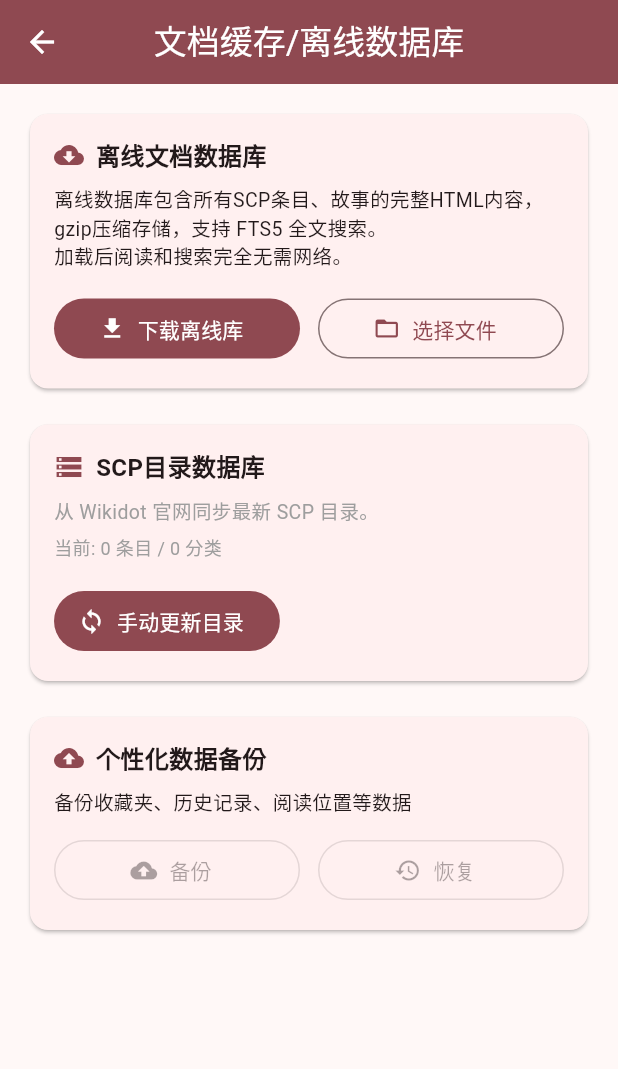
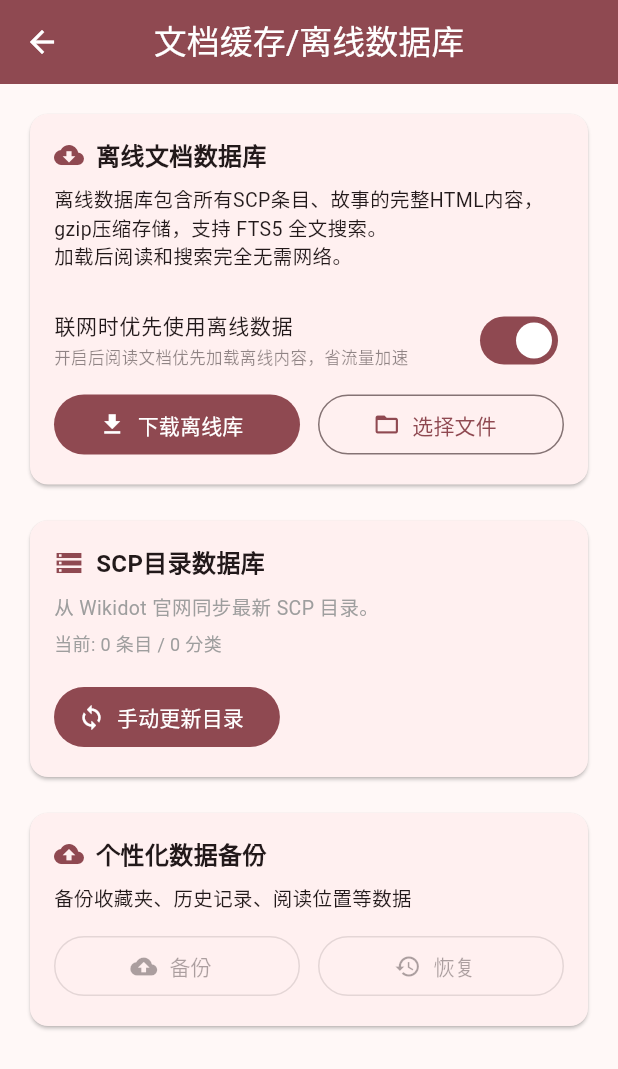
Before and after one commit to JLeo0001/SCP-Flutter, a Flutter app: the DownloadPage screen opened directly, on a phone screen of 412 x 824 dp. Shown: the top 1069 px of the screen. Run offline on Flutter 3.47's test engine with Material 3 defaults, Android fonts, the phone set to English and light mode, and no system bars; drawn by our look-alikes of dynamic_color; our stand-ins replace file_picker, image_picker, package_info_plus, permission_handler, shared_preferences, sqflite and 1 more; accounts and stored records are empty; network calls fail.

Commit message:
feat: 优先离线开关 + 下载覆盖旧文件
- PreferenceService: getPreferOffline/setPreferOffline
- BackendService.getPage: 开关开启时优先走离线库
- 下载页: 新增 SwitchListTile 开关
- OfflineContentDb.download: 下载前先删旧文件

```diff
--- a/lib/core/services/offline_content_db.dart
+++ b/lib/core/services/offline_content_db.dart
@@ -309,6 +309,10 @@ class OfflineContentDb {
   }) async {
     try {
       final file = File(destPath);
+      // 覆盖旧文件
+      if (await file.exists()) {
+        await file.delete();
+      }
       await file.parent.create(recursive: true);
 
       final request = http.Request('GET', Uri.parse(url));
--- a/lib/core/services/preference_service.dart
+++ b/lib/core/services/preference_service.dart
@@ -153,4 +153,12 @@ class PreferenceService {
 
   static bool getShowMeal() => _prefs.getBool('show_meal') ?? false;
   static void setShowMeal(bool v) => _prefs.setBool('show_meal', v);
+
+  // ═══════════════════════════════════════
+  //  离线数据优先
+  // ═══════════════════════════════════════
+
+  /// 联网状态下优先使用离线数据（省流量、更快）
+  static bool getPreferOffline() => _prefs.getBool('prefer_offline') ?? true;
+  static void setPreferOffline(bool v) => _prefs.setBool('prefer_offline', v);
 }
--- a/lib/features/user/download_page.dart
+++ b/lib/features/user/download_page.dart
@@ -5,6 +5,7 @@ import 'package:path_provider/path_provider.dart';
 import '../../core/backend/backend_service.dart';
 import '../../core/services/database_helper.dart';
 import '../../core/services/offline_content_db.dart';
+import '../../core/services/preference_service.dart';
 import '../../core/services/category_map.dart' show typeNames;
 
 /// 下载/数据管理页 — 离线内容库管理
@@ -285,6 +286,20 @@ class _DownloadPageState extends State<DownloadPage> {
                             style: TextStyle(fontSize: 11, color: cs.onSurface.withValues(alpha: 0.5)))),
                   ],
                   const SizedBox(height: 16),
+                  // ═══ 优先离线开关 ═══
+                  SwitchListTile(
+                    dense: true,
+                    contentPadding: EdgeInsets.zero,
+                    title: const Text('联网时优先使用离线数据', style: TextStyle(fontSize: 14)),
+                    subtitle: Text('开启后阅读文档优先加载离线内容，省流量加速',
+                        style: TextStyle(fontSize: 11,
+                            color: cs.onSurface.withValues(alpha: 0.5))),
+                    value: PreferenceService.getPreferOffline(),
+                    onChanged: (v) {
+                      PreferenceService.setPreferOffline(v);
+                      setState(() {});
+                    },
+                  ),
                   if (_isDownloading)
                     Column(children: [
                       LinearProgressIndicator(value: _downloadProgress),
```
Also changed, not shown: lib/core/backend/backend_service.dart (+23 -2 lines).
